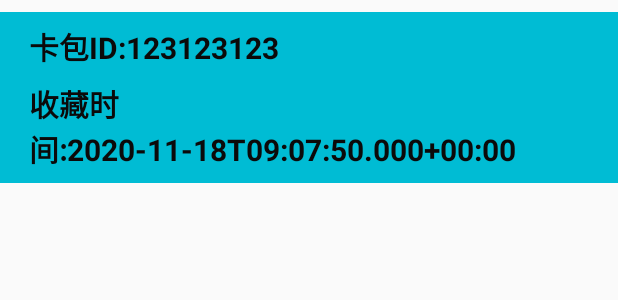
After one commit to LoveLifeEveryday/MemoryKeeper, an Android app: the layout item_collect.xml on its own in the app's theme, with its tools: preview values and no code run, on a phone screen of 412 x 824 dp. The commit adds this screen. Shown: the top 300 px of the screen. Run offline under Robolectric (Android 15) with nearby library versions, the phone set to English and light mode, and no system bars.

Commit message:
feat(mineCollect):完成我的收藏的功能

```diff
--- a/app/src/main/AndroidManifest.xml
+++ b/app/src/main/AndroidManifest.xml
@@ -21,7 +21,8 @@
             android:roundIcon="@mipmap/ic_launcher_round"
             android:supportsRtl="true"
             android:theme="@style/AppTheme">
-        <activity android:name=".module.mine.activity.MineCardBagActivity"></activity>
+        <activity android:name=".module.mine.activity.CollectListActivity"></activity>
+        <activity android:name=".module.mine.activity.MineCardBagActivity" />
         <activity android:name=".module.mine.activity.ForgetPasswordActivity" />
         <activity android:name=".module.mine.activity.ResgisterActivity" />
         <activity android:name=".module.mine.activity.LoginActivity" />
--- a/app/src/main/java/com/xcynice/memorykeeper/http/API.java
+++ b/app/src/main/java/com/xcynice/memorykeeper/http/API.java
@@ -5,6 +5,7 @@ import com.xcynice.memorykeeper.R;
 import com.xcynice.memorykeeper.base.BaseBean;
 import com.xcynice.memorykeeper.bean.CardBag;
 import com.xcynice.memorykeeper.bean.CardBagList;
+import com.xcynice.memorykeeper.bean.CollectList;
 import com.xcynice.memorykeeper.bean.UserInfo;
 import com.xcynice.memorykeeper.util.XUtil;
 
@@ -66,6 +67,10 @@ public class API {
         @GET("user/checkLogin")
         Observable<BaseBean<UserInfo>> getUserInfo();
 
+
+        @GET("collect/get")
+        Observable<BaseBean<CollectList>> getMineCollect(@Query("pageSize") String pageSize,@Query("pageNum") String pageNum);
+
     }
 
 }
--- a/app/src/main/java/com/xcynice/memorykeeper/module/mine/fragment/MineFragment.java
+++ b/app/src/main/java/com/xcynice/memorykeeper/module/mine/fragment/MineFragment.java
@@ -10,6 +10,7 @@ import com.gyf.immersionbar.ImmersionBar;
 import com.xcynice.memorykeeper.R;
 import com.xcynice.memorykeeper.base.BaseFragment;
 import com.xcynice.memorykeeper.bean.UserInfo;
+import com.xcynice.memorykeeper.module.mine.activity.CollectListActivity;
 import com.xcynice.memorykeeper.module.mine.activity.LoginActivity;
 import com.xcynice.memorykeeper.module.mine.activity.MineCardBagActivity;
 import com.xcynice.memorykeeper.module.mine.activity.MineInfoActivity;
@@ -96,7 +97,7 @@ public class MineFragment extends BaseFragment<MinePresenter> implements IMineVi
                 ActivityUtil.startActivity(MineCardBagActivity.class);
                 break;
             case R.id.rl_mine_collect:
-                ToastUtil.showToast("跳转到我的收藏");
+                ActivityUtil.startActivity(CollectListActivity.class);
                 break;
             case R.id.ll_head:
                 if (SpUtil.getBoolean(SpUtil.IS_LOGIN)) {
--- a/app/src/main/res/layout/item_card_bag.xml
+++ b/app/src/main/res/layout/item_card_bag.xml
@@ -16,6 +16,7 @@
 
 
         <ImageView
+                android:scaleType="centerCrop"
                 android:id="@+id/item_portrait_image"
                 android:layout_width="70dp"
                 android:layout_height="70dp"
--- /dev/null
+++ b/app/src/main/res/layout/item_collect.xml
@@ -0,0 +1,32 @@
+<?xml version="1.0" encoding="utf-8"?>
+<LinearLayout xmlns:android="http://schemas.android.com/apk/res/android"
+        android:layout_width="match_parent"
+        android:layout_height="wrap_content"
+        android:layout_marginTop="@dimen/dp_10"
+        android:background="#00BCD4"
+        android:orientation="vertical"
+        android:paddingLeft="19dp"
+        android:paddingRight="19dp">
+
+    <TextView
+            android:id="@+id/tv_card_bag_id"
+            android:layout_marginTop="@dimen/dp_10"
+            android:layout_width="wrap_content"
+            android:layout_height="wrap_content"
+            android:textColor="#0B0A0A"
+            android:textStyle="bold"
+            android:textSize="20dp"
+            android:text="卡包ID:123123123" />
+
+    <TextView
+            android:id="@+id/tv_collect_time"
+            android:layout_marginTop="@dimen/dp_10"
+            android:layout_width="wrap_content"
+            android:layout_height="wrap_content"
+            android:textColor="#0B0A0A"
+            android:textStyle="bold"
+            android:layout_marginBottom="@dimen/dp_10"
+            android:textSize="20dp"
+            android:text="收藏时间:2020-11-18T09:07:50.000+00:00" />
+
+</LinearLayout>
```
Also changed, not shown: app/src/main/java/com/xcynice/memorykeeper/bean/CollectList.java (added, +115 -0 lines), app/src/main/java/com/xcynice/memorykeeper/module/mine/activity/CollectListActivity.java (added, +85 -0 lines), app/src/main/java/com/xcynice/memorykeeper/module/mine/adapter/CollectListAdapter.java (added, +27 -0 lines), app/src/main/java/com/xcynice/memorykeeper/module/mine/adapter/MineCardBagAdapter.java (+11 -1 lines), app/src/main/java/com/xcynice/memorykeeper/module/mine/presenter/CollectListPresenter.java (added, +38 -0 lines), app/src/main/java/com/xcynice/memorykeeper/module/mine/view/IMineCollectView.java (added, +19 -0 lines), app/src/main/res/layout/activity_collect_list.xml (added, +15 -0 lines).
